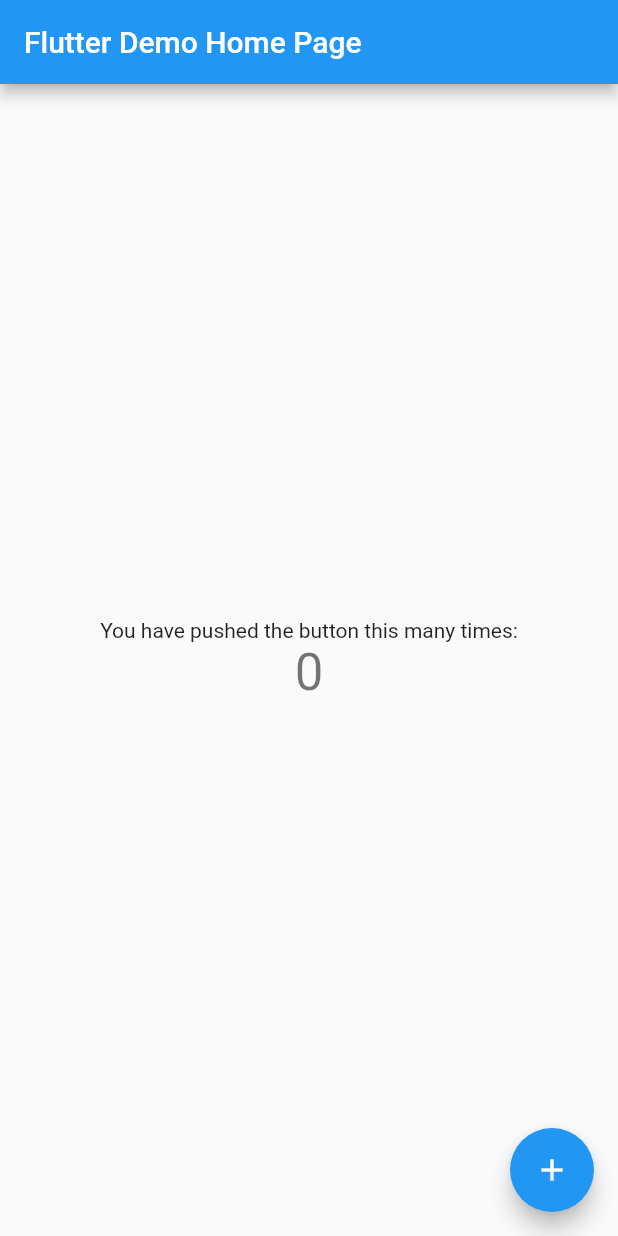
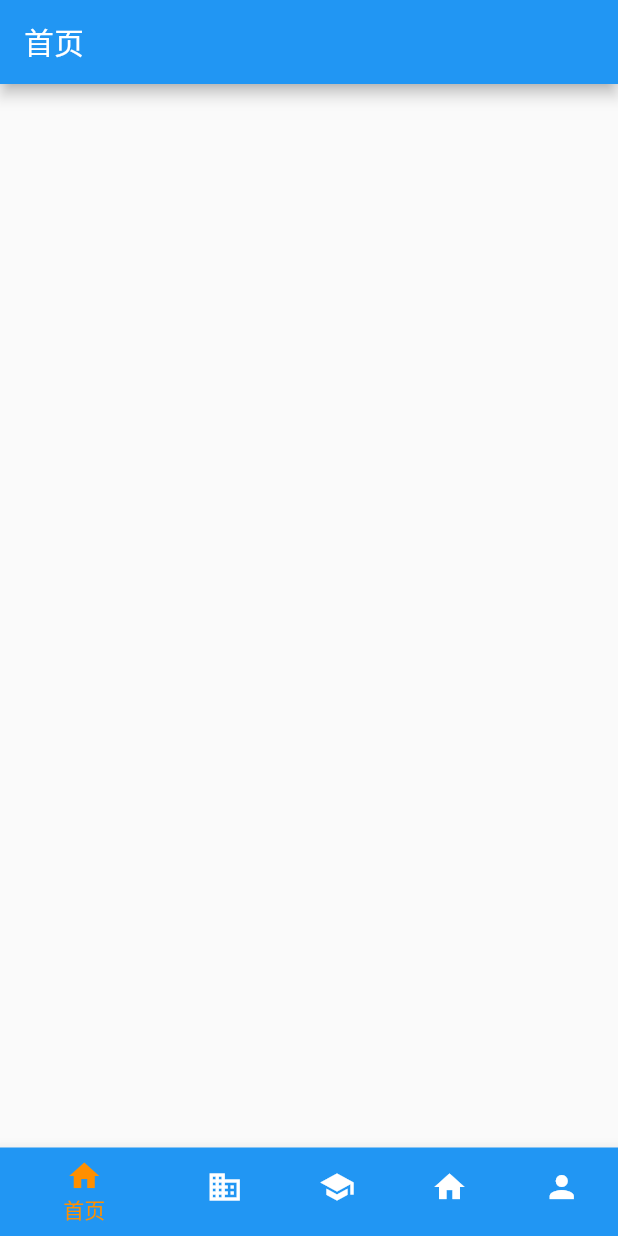
Before and after one commit to Crtrpt/iotlite_app, a Flutter app: the screen it shows after launch, on a phone screen of 412 x 824 dp. Run offline on Flutter 3.47's test engine with Material 2 defaults, Android fonts, the phone set to English and light mode, and no system bars.

Commit message:
'完善基本骨架'

```diff
--- a/lib/main.dart
+++ b/lib/main.dart
@@ -1,117 +1,38 @@
 import 'package:flutter/material.dart';
+import 'package:iotlite/pages/auth/Signup.dart';
+import 'package:iotlite/pages/device/DeviceDetail.dart';
+import 'package:iotlite/pages/product/ProductDetail.dart';
+
+import 'pages/Home.dart';
+import 'pages/auth/Login.dart';
+import 'pages/device/DeviceList.dart';
+import 'pages/product/ProductList.dart';
+import 'pages/scene/ScenesDetail.dart';
+import 'pages/scene/ScenesList.dart';
+import 'pages/user/UserCenter.dart';
 
 void main() {
   runApp(MyApp());
 }
 
 class MyApp extends StatelessWidget {
-  // This widget is the root of your application.
   @override
   Widget build(BuildContext context) {
     return MaterialApp(
-      title: 'Flutter Demo',
-      theme: ThemeData(
-        // This is the theme of your application.
-        //
-        // Try running your application with "flutter run". You'll see the
-        // application has a blue toolbar. Then, without quitting the app, try
-        // changing the primarySwatch below to Colors.green and then invoke
-        // "hot reload" (press "r" in the console where you ran "flutter run",
-        // or simply save your changes to "hot reload" in a Flutter IDE).
-        // Notice that the counter didn't reset back to zero; the application
-        // is not restarted.
-        primarySwatch: Colors.blue,
-        // This makes the visual density adapt to the platform that you run
-        // the app on. For desktop platforms, the controls will be smaller and
-        // closer together (more dense) than on mobile platforms.
-        visualDensity: VisualDensity.adaptivePlatformDensity,
-      ),
-      home: MyHomePage(title: 'Flutter Demo Home Page'),
+      title: 'IotLite',
+      initialRoute: '/',
+      routes: {
+        '/': (context) => Home(),
+        "/login": (context) => Login(),
+        "/signup": (context) => Signup(),
+        "/scenes": (context) => ScenesList(),
+        "/scenes/detail": (context) => ScenesDetail(),
+        '/product': (context) => ProductList(),
+        '/product/detail': (context) => ProductDetail(),
+        "/device": (context) => DeviceList(),
+        "/device/detail": (context) => DeviceDetail(),
+        "/user/center": (context) => UserCenter(),
+      },
     );
   }
 }
-
-class MyHomePage extends StatefulWidget {
-  MyHomePage({Key key, this.title}) : super(key: key);
-
-  // This widget is the home page of your application. It is stateful, meaning
-  // that it has a State object (defined below) that contains fields that affect
-  // how it looks.
-
-  // This class is the configuration for the state. It holds the values (in this
-  // case the title) provided by the parent (in this case the App widget) and
-  // used by the build method of the State. Fields in a Widget subclass are
-  // always marked "final".
-
-  final String title;
-
-  @override
-  _MyHomePageState createState() => _MyHomePageState();
-}
-
-class _MyHomePageState extends State<MyHomePage> {
-  int _counter = 0;
-
-  void _incrementCounter() {
-    setState(() {
-      // This call to setState tells the Flutter framework that something has
-      // changed in this State, which causes it to rerun the build method below
-      // so that the display can reflect the updated values. If we changed
-      // _counter without calling setState(), then the build method would not be
-      // called again, and so nothing would appear to happen.
-      _counter++;
-    });
-  }
-
-  @override
-  Widget build(BuildContext context) {
-    // This method is rerun every time setState is called, for instance as done
-    // by the _incrementCounter method above.
-    //
-    // The Flutter framework has been optimized to make rerunning build methods
-    // fast, so that you can just rebuild anything that needs updating rather
-    // than having to individually change instances of widgets.
-    return Scaffold(
-      appBar: AppBar(
-        // Here we take the value from the MyHomePage object that was created by
-        // the App.build method, and use it to set our appbar title.
-        title: Text(widget.title),
-      ),
-      body: Center(
-        // Center is a layout widget. It takes a single child and positions it
-        // in the middle of the parent.
-        child: Column(
-          // Column is also a layout widget. It takes a list of children and
-          // arranges them vertically. By default, it sizes itself to fit its
-          // children horizontally, and tries to be as tall as its parent.
-          //
-          // Invoke "debug painting" (press "p" in the console, choose the
-          // "Toggle Debug Paint" action from the Flutter Inspector in Android
-          // Studio, or the "Toggle Debug Paint" command in Visual Studio Code)
-          // to see the wireframe for each widget.
-          //
-          // Column has various properties to control how it sizes itself and
-          // how it positions its children. Here we use mainAxisAlignment to
-          // center the children vertically; the main axis here is the vertical
-          // axis because Columns are vertical (the cross axis would be
-          // horizontal).
-          mainAxisAlignment: MainAxisAlignment.center,
-          children: <Widget>[
-            Text(
-              'You have pushed the button this many times:',
-            ),
-            Text(
-              '$_counter',
-              style: Theme.of(context).textTheme.headline4,
-            ),
-          ],
-        ),
-      ),
-      floatingActionButton: FloatingActionButton(
-        onPressed: _incrementCounter,
-        tooltip: 'Increment',
-        child: Icon(Icons.add),
-      ), // This trailing comma makes auto-formatting nicer for build methods.
-    );
-  }
-}
--- /dev/null
+++ b/lib/pages/Home.dart
@@ -0,0 +1,59 @@
+import 'package:flutter/material.dart';
+
+class Home extends StatefulWidget {
+  @override
+  _HomeState createState() => _HomeState();
+}
+
+class _HomeState extends State<Home> {
+  int _selectedIndex = 0;
+
+  var routeList = ["/home", "/scenes", "/product", "/device", "/user/center"];
+
+  void _onItemTapped(int index) {
+    setState(() {
+      _selectedIndex = index;
+      print("跳转" + routeList[index]);
+      if (index != 0) {
+        Navigator.pushNamed(context, routeList[index]);
+      }
+    });
+  }
+
+  @override
+  Widget build(BuildContext context) {
+    return Scaffold(
+      appBar: AppBar(
+        title: Text('首页'),
+      ),
+      bottomNavigationBar: BottomNavigationBar(
+        currentIndex: _selectedIndex,
+        selectedItemColor: Colors.amber[800],
+        onTap: _onItemTapped,
+        items: [
+          BottomNavigationBarItem(
+            icon: Icon(Icons.home),
+            backgroundColor: Colors.blue,
+            label: '首页',
+          ),
+          BottomNavigationBarItem(
+            icon: Icon(Icons.business),
+            label: '场景',
+          ),
+          BottomNavigationBarItem(
+            icon: Icon(Icons.school),
+            label: '设备',
+          ),
+          BottomNavigationBarItem(
+            icon: Icon(Icons.home),
+            label: '产品',
+          ),
+          BottomNavigationBarItem(
+            icon: Icon(Icons.person),
+            label: '我的',
+          ),
+        ],
+      ),
+    );
+  }
+}
--- a/pubspec.yaml
+++ b/pubspec.yaml
@@ -1,7 +1,7 @@
 name: iotlite
 description: Simple and easy to use IoT app
 
-publish_to: 'none' # Remove this line if you wish to publish to pub.dev
+publish_to: 'none'
 
 version: 1.0.0+1
 
@@ -18,11 +18,8 @@ dependencies:
   flutter_dotenv: any
   path_provider: ^1.3.0
   crypto: ^2.1.5
-
   json_annotation: any
   mqtt_client: any
-  # The following adds the Cupertino Icons font to your application.
-  # Use with the CupertinoIcons class for iOS style icons.
   cupertino_icons: ^1.0.0
 
 dev_dependencies:
```
Also changed, not shown: lib/pages/auth/Login.dart (added, +20 -0 lines), lib/pages/auth/Signup.dart (added, +20 -0 lines), lib/pages/device/DeviceDetail.dart (added, +20 -0 lines), lib/pages/device/DeviceList.dart (added, +20 -0 lines), lib/pages/product/ProductDetail.dart (added, +20 -0 lines), lib/pages/product/ProductList.dart (added, +20 -0 lines), lib/pages/scene/ScenesDetail.dart (added, +20 -0 lines), lib/pages/scene/ScenesList.dart (added, +20 -0 lines), lib/pages/user/UserCenter.dart (added, +20 -0 lines), lib/api/organization.dart (deleted), lib/route/route.dart (added), pubspec.lock, 6 other files.
